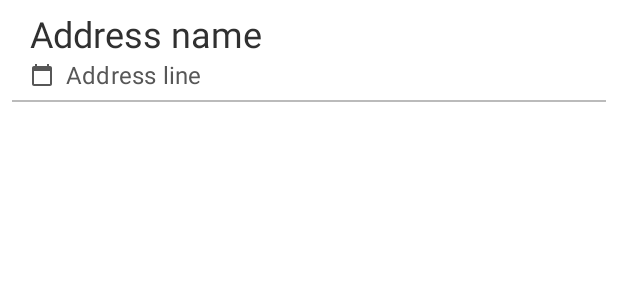
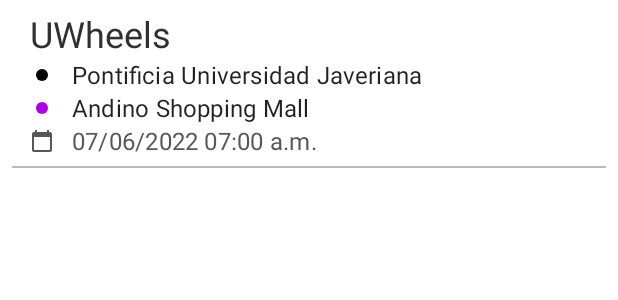
Before and after one commit to amoralesc/UWheels, an Android app: the layout chat_list_item.xml on its own in the app's theme, with its tools: preview values and no code run, on a phone screen of 412 x 824 dp. Shown: the top 300 px of the screen. Run offline under Robolectric (Android 15) with nearby library versions, the phone set to English and light mode, and no system bars.

Commit message:
Update chat model

```diff
--- a/app/src/main/java/com/abmodel/uwheels/data/model/Chat.kt
+++ b/app/src/main/java/com/abmodel/uwheels/data/model/Chat.kt
@@ -4,4 +4,6 @@
 	val id: String,
 	val name: String,
 	val date: CustomDate,
+	val source: CustomAddress,
+	val destination: CustomAddress,
 )
--- a/app/src/main/java/com/abmodel/uwheels/ui/shared/chat/adapter/ChatItemAdapter.kt
+++ b/app/src/main/java/com/abmodel/uwheels/ui/shared/chat/adapter/ChatItemAdapter.kt
@@ -21,10 +21,12 @@
 
 		fun bind(chat: Chat) {
 			binding.apply {
-				chatName.text = chat.name
+				name.text = chat.name
+				source.text = chat.source.mainText
+				destination.text = chat.destination.mainText
 				chat.date.apply {
-					chatDate.text =
-						chatDate.context.getString(
+					date.text =
+						date.context.getString(
 							R.string.chat_date,
 							formatDateFromMillis(this.millis),
 							formatTime(this.hour, this.minute)
--- a/app/src/main/res/layout/chat_list_item.xml
+++ b/app/src/main/res/layout/chat_list_item.xml
@@ -10,7 +10,7 @@
 	android:orientation="horizontal">
 
 	<TextView
-		android:id="@+id/chat_name"
+		android:id="@+id/name"
 		android:layout_width="match_parent"
 		android:layout_height="wrap_content"
 		android:layout_marginHorizontal="20dp"
@@ -23,33 +23,83 @@
 		app:layout_constraintEnd_toEndOf="parent"
 		app:layout_constraintStart_toStartOf="parent"
 		app:layout_constraintTop_toTopOf="parent"
-		tools:text="Address name" />
+		tools:text="UWheels" />
+
+	<ImageView
+		android:id="@+id/image_source"
+		android:layout_width="16dp"
+		android:layout_height="16dp"
+		android:padding="4dp"
+		app:layout_constraintBottom_toBottomOf="@id/source"
+		app:layout_constraintStart_toStartOf="@id/name"
+		app:layout_constraintTop_toTopOf="@id/source"
+		app:srcCompat="@drawable/ic_circle"
+		app:tint="@color/black"
+		tools:ignore="ContentDescription" />
+
+	<TextView
+		android:id="@+id/source"
+		android:layout_width="0dp"
+		android:layout_height="wrap_content"
+		android:layout_marginStart="12dp"
+		android:layout_marginEnd="20dp"
+		android:ellipsize="end"
+		android:maxLines="1"
+		android:textAppearance="?textAppearanceSubtitle1"
+		app:layout_constraintStart_toEndOf="@id/image_source"
+		app:layout_constraintTop_toBottomOf="@id/name"
+		tools:text="Pontificia Universidad Javeriana" />
+
+	<ImageView
+		android:id="@+id/image_destination"
+		android:layout_width="16dp"
+		android:layout_height="16dp"
+		android:padding="4dp"
+		app:layout_constraintBottom_toBottomOf="@id/destination"
+		app:layout_constraintStart_toStartOf="@id/name"
+		app:layout_constraintTop_toTopOf="@id/destination"
+		app:srcCompat="@drawable/ic_circle"
+		app:tint="@color/color_primary"
+		tools:ignore="ContentDescription" />
+
+	<TextView
+		android:id="@+id/destination"
+		android:layout_width="0dp"
+		android:layout_height="wrap_content"
+		android:layout_marginEnd="20dp"
+		android:ellipsize="end"
+		android:maxLines="1"
+		android:textAppearance="?textAppearanceSubtitle1"
+		app:layout_constraintStart_toStartOf="@id/source"
+		app:layout_constraintTop_toBottomOf="@id/source"
+		tools:text="Andino Shopping Mall" />
 
 	<ImageView
 		android:id="@+id/image_calendar"
 		android:layout_width="16dp"
 		android:layout_height="16dp"
-		app:layout_constraintBottom_toBottomOf="@id/chat_date"
-		app:layout_constraintStart_toStartOf="@id/chat_name"
-		app:layout_constraintTop_toTopOf="@id/chat_date"
+		app:layout_constraintBottom_toBottomOf="@id/date"
+		app:layout_constraintStart_toStartOf="@id/name"
+		app:layout_constraintTop_toTopOf="@id/date"
 		app:srcCompat="@drawable/ic_calendar_padded"
 		app:tint="#575757"
 		tools:ignore="ContentDescription" />
 
 	<TextView
-		android:id="@+id/chat_date"
+		android:id="@+id/date"
 		android:layout_width="0dp"
 		android:layout_height="wrap_content"
-		android:layout_marginStart="8dp"
 		android:layout_marginEnd="20dp"
 		android:layout_marginBottom="6dp"
+		android:ellipsize="end"
+		android:maxLines="1"
 		android:textAppearance="?textAppearanceSubtitle1"
 		android:textColor="#575757"
 		app:layout_constraintBottom_toTopOf="@id/chat_divider"
 		app:layout_constraintEnd_toEndOf="parent"
-		app:layout_constraintStart_toEndOf="@id/image_calendar"
-		app:layout_constraintTop_toBottomOf="@id/chat_name"
-		tools:text="Address line" />
+		app:layout_constraintStart_toStartOf="@id/destination"
+		app:layout_constraintTop_toBottomOf="@id/destination"
+		tools:text="07/06/2022 07:00 a.m." />
 
 	<com.google.android.material.divider.MaterialDivider
 		android:id="@+id/chat_divider"
```
